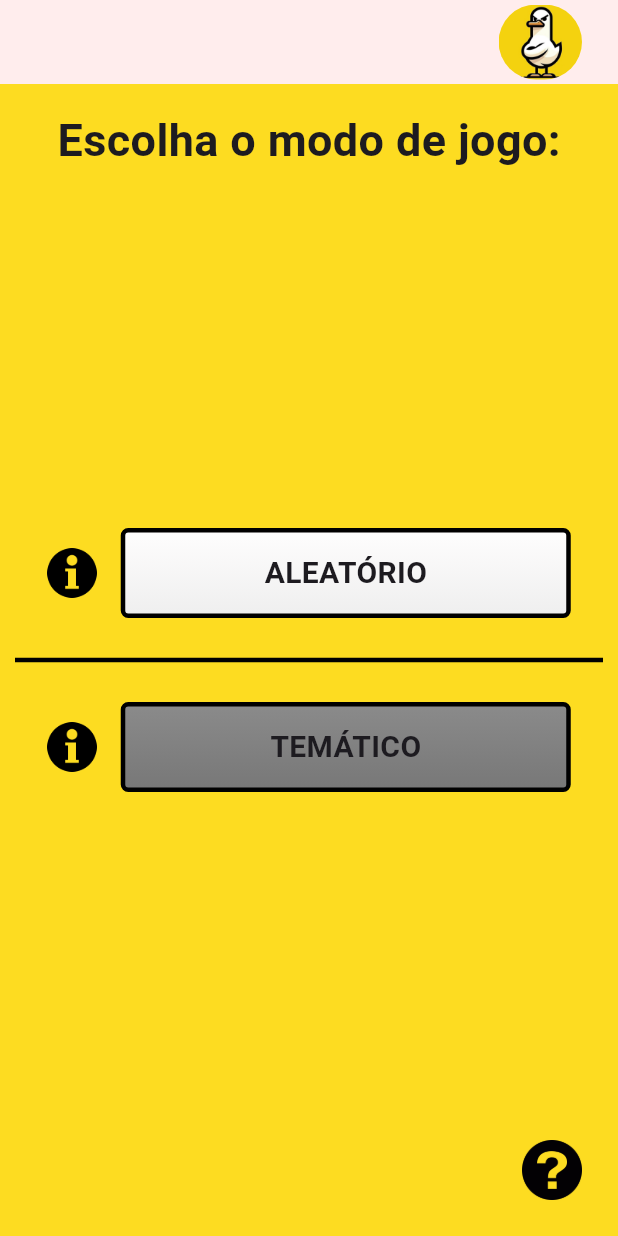
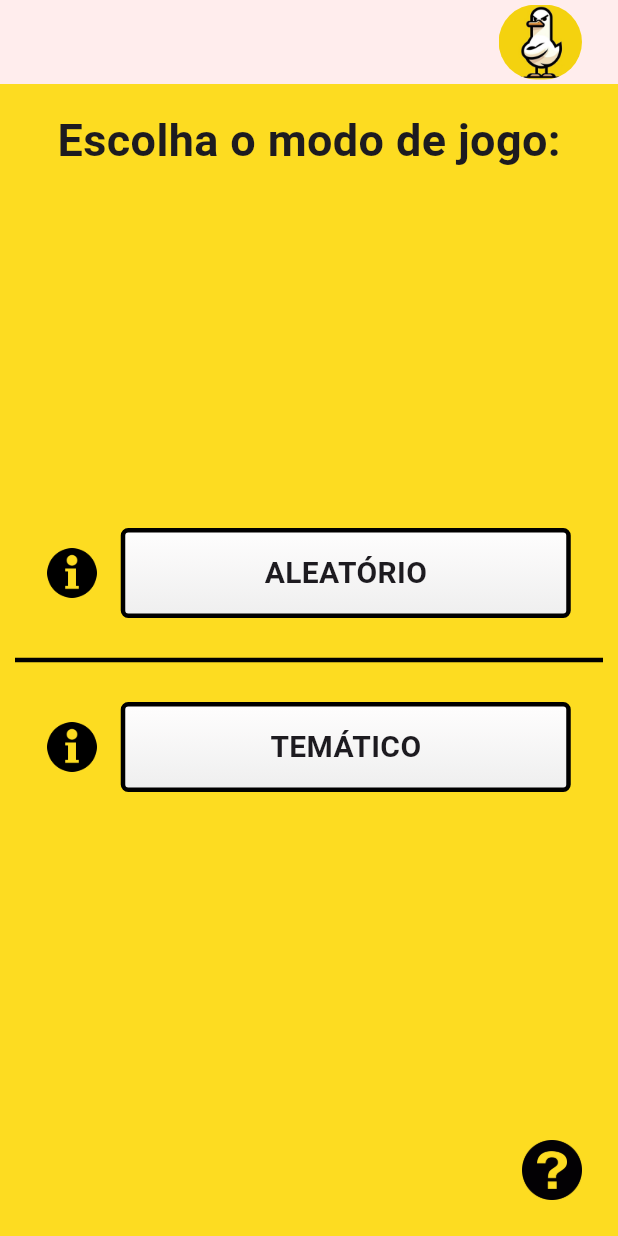
Before and after one commit to Victy0/nem_a_pato_express, a Flutter app: the SelectGameModePage screen opened directly, on a phone screen of 412 x 824 dp. Run offline on Flutter 3.47's test engine with Material 3 defaults, Android fonts, the phone set to English and light mode, and no system bars.

Commit message:
refactor: game mode component creation for selection options

```diff
--- /dev/null
+++ b/lib/component/game_mode.dart
@@ -0,0 +1,60 @@
+import 'package:flutter/material.dart';
+import 'package:nem_a_pato_app/pages/game_page.dart';
+import 'package:nem_a_pato_app/component/dialog_info_game_mode.dart';
+
+class GameMode extends StatelessWidget {
+  final String modeName;
+  final String description;
+
+  const GameMode({
+    super.key,
+    required this.modeName,
+    required this.description
+  });
+
+  @override
+  Widget build(BuildContext context) {
+    return Row(
+      mainAxisAlignment: MainAxisAlignment.center,
+      children: [
+        DialogInfoGameMode(title: "Modo $modeName", content: description),
+        IconButton(
+          onPressed: () {
+            Navigator.push(
+              context,
+              MaterialPageRoute(builder: (context) => const GamePage()),
+            );
+          },
+          icon: Container(
+            width: 300,
+            height: 60,
+            decoration: BoxDecoration(
+              gradient: const LinearGradient(
+                begin: Alignment.topCenter,
+                end: Alignment.bottomCenter,
+                colors: [
+                  Color.fromARGB(255, 255, 254, 254),
+                  Color.fromARGB(255, 238, 238, 238)
+                ],
+              ),
+              borderRadius: BorderRadius.circular(5),
+              border: Border.all(
+                color: const Color.fromARGB(255, 0, 0, 0),
+                width: 3,
+              ),
+            ),
+            child: Center(
+              child: Text(
+                modeName.toUpperCase(),
+                style: const TextStyle(
+                  fontWeight: FontWeight.bold,
+                  fontSize: 20,
+                ),
+              ),
+            ),
+          ),
+        ),
+      ],
+    );
+  }
+}
--- a/lib/pages/select_game_mode_page.dart
+++ b/lib/pages/select_game_mode_page.dart
@@ -1,6 +1,7 @@
 import 'package:flutter/material.dart';
 import 'package:nem_a_pato_app/component/dialog_info_game.dart';
 import 'package:nem_a_pato_app/component/dialog_info_game_mode.dart';
+import 'package:nem_a_pato_app/component/game_mode.dart';
 import 'package:nem_a_pato_app/pages/game_page.dart';
 import 'package:nem_a_pato_app/pages/initial_page.dart';
 
@@ -52,55 +53,14 @@ class SelectGameModePage extends StatelessWidget {
               ),
             ),
           ),
-          Column(
+          const Column(
             crossAxisAlignment: CrossAxisAlignment.center,
             mainAxisAlignment: MainAxisAlignment.center,
             children: [
               // choose 'ALEATORIO'
-              Row(
-                mainAxisAlignment: MainAxisAlignment.center,
-                children: [
-                  const DialogInfoGameMode(title: "Modo Aleatório", content: "Nesse modo, a cada rodada é sorteada uma questão aleatória de um tema aleatório do acervo disponível.\n\nVocê possui a possibilidade de pular a questão caso haja necessário e tentar ser o último jogador presente ao fim da rodada."),
-                  IconButton(
-                    onPressed: () {
-                      Navigator.push(
-                        context,
-                        MaterialPageRoute(builder: (context) => const GamePage()),
-                      );
-                    },
-                    icon: Container(
-                      width: 300,
-                      height: 60,
-                      decoration: BoxDecoration(
-                        gradient: const LinearGradient(
-                          begin: Alignment.topCenter,
-                          end: Alignment.bottomCenter,
-                          colors: [
-                            Color.fromARGB(255, 255, 254, 254),
-                            Color.fromARGB(255, 238, 238, 238)
-                          ],
-                        ),
-                        borderRadius: BorderRadius.circular(5),
-                        border: Border.all(
-                          color: const Color.fromARGB(255, 0, 0, 0),
-                          width: 3,
-                        ),
-                      ),
-                      child: const Center(
-                        child: Text(
-                          "ALEATÓRIO",
-                          style: TextStyle(
-                            fontWeight: FontWeight.bold,
-                            fontSize: 20,
-                          ),
-                        ),
-                      ),
-                    ),
-                  ),
-                ],
-              ),
+              GameMode(modeName: "Aleatório", description: "Nesse modo, a cada rodada é sorteada uma questão aleatória de um tema aleatório do acervo disponível.\n\nVocê possui a possibilidade de pular a questão caso haja necessário e tentar ser o último jogador presente ao fim da rodada."),
               // Divider
-              const Padding(
+              Padding(
                 padding: EdgeInsets.all(10.0),
                 child: Divider(
                   color: Color.fromARGB(255, 0, 0, 0),
@@ -109,45 +69,7 @@ class SelectGameModePage extends StatelessWidget {
                 ),
               ),
               // choose 'TEMATICO'
-              Row(
-                mainAxisAlignment: MainAxisAlignment.center,
-                children: [
-                  const DialogInfoGameMode(title: "Modo Temático", content: "Em breve!"),
-                  IconButton(
-                    onPressed: () {
-                      // ADICIONAR REDIRECIONAMENTO DE JOGO TEMÁTICO
-                    },
-                    icon: Container(
-                      width: 300,
-                      height: 60,
-                      decoration: BoxDecoration(
-                        gradient: const LinearGradient(
-                          begin: Alignment.topCenter,
-                          end: Alignment.bottomCenter,
-                          colors: [
-                            Color.fromARGB(255, 139, 139, 139),
-                            Color.fromARGB(255, 119, 119, 119)
-                          ],
-                        ),
-                        borderRadius: BorderRadius.circular(5),
-                        border: Border.all(
-                          color: const Color.fromARGB(255, 0, 0, 0),
-                          width: 3,
-                        ),
-                      ),
-                      child: const Center(
-                        child: Text(
-                          "TEMÁTICO",
-                          style: TextStyle(
-                            fontWeight: FontWeight.bold,
-                            fontSize: 20,
-                          ),
-                        ),
-                      ),
-                    ),
-                  ),
-                ],
-              ),
+              GameMode(modeName: "Temático", description: "Em Breve!"),
             ],
           ),
           const Align(
```
